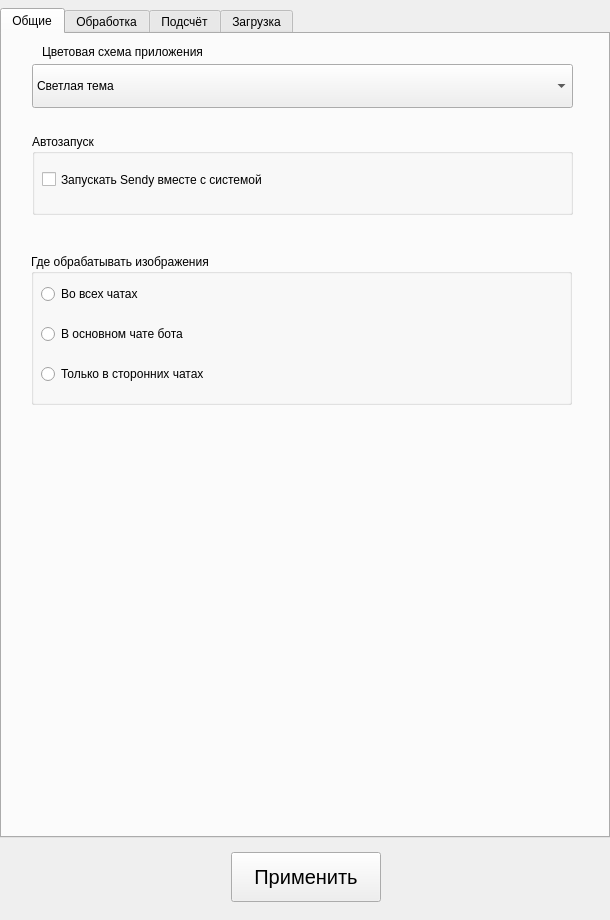
Before: the Qt Designer form cropper/ui/settings.ui in andrey-david/Sendy, drawn with Qt 5.
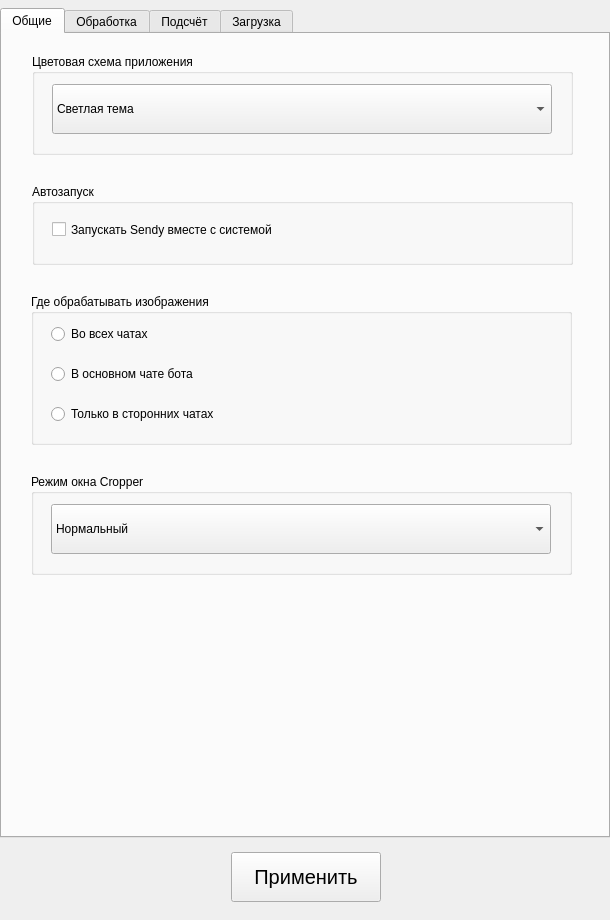
After: the same form once the commit is applied.

Commit message: feat: add window state selection

```diff
--- a/cropper/ui/settings.ui
+++ b/cropper/ui/settings.ui
@@ -86,55 +86,11 @@
        <attribute name="title">
         <string>Общие</string>
        </attribute>
-       <widget class="QComboBox" name="comboBox_theme">
-        <property name="geometry">
-         <rect>
-          <x>30</x>
-          <y>30</y>
-          <width>541</width>
-          <height>44</height>
-         </rect>
-        </property>
-        <property name="maximumSize">
-         <size>
-          <width>16777215</width>
-          <height>44</height>
-         </size>
-        </property>
-        <item>
-         <property name="text">
-          <string>Светлая тема</string>
-         </property>
-        </item>
-        <item>
-         <property name="text">
-          <string>Тёмная тема</string>
-         </property>
-        </item>
-        <item>
-         <property name="text">
-          <string>Розовая тема</string>
-         </property>
-        </item>
-       </widget>
-       <widget class="QLabel" name="label_10">
-        <property name="geometry">
-         <rect>
-          <x>40</x>
-          <y>10</y>
-          <width>361</width>
-          <height>16</height>
-         </rect>
-        </property>
-        <property name="text">
-         <string>Цветовая схема приложения</string>
-        </property>
-       </widget>
        <widget class="QGroupBox" name="groupBox_8">
         <property name="geometry">
          <rect>
           <x>30</x>
-          <y>100</y>
+          <y>150</y>
           <width>541</width>
           <height>81</height>
          </rect>
@@ -145,9 +101,9 @@
         <widget class="QCheckBox" name="checkBox">
          <property name="geometry">
           <rect>
-           <x>10</x>
+           <x>20</x>
            <y>20</y>
-           <width>521</width>
+           <width>491</width>
            <height>51</height>
           </rect>
          </property>
@@ -166,7 +122,7 @@
         <property name="geometry">
          <rect>
           <x>29</x>
-          <y>220</y>
+          <y>260</y>
           <width>541</width>
           <height>151</height>
          </rect>
@@ -177,9 +133,9 @@
         <widget class="QRadioButton" name="radioButton">
          <property name="geometry">
           <rect>
-           <x>10</x>
+           <x>20</x>
            <y>30</y>
-           <width>521</width>
+           <width>491</width>
            <height>20</height>
           </rect>
          </property>
@@ -193,9 +149,9 @@
         <widget class="QRadioButton" name="radioButton_2">
          <property name="geometry">
           <rect>
-           <x>10</x>
+           <x>20</x>
            <y>70</y>
-           <width>521</width>
+           <width>491</width>
            <height>20</height>
           </rect>
          </property>
@@ -206,9 +162,9 @@
         <widget class="QRadioButton" name="radioButton_3">
          <property name="geometry">
           <rect>
-           <x>10</x>
+           <x>20</x>
            <y>110</y>
-           <width>521</width>
+           <width>491</width>
            <height>20</height>
           </rect>
          </property>
@@ -217,6 +173,99 @@
          </property>
         </widget>
        </widget>
+       <widget class="QGroupBox" name="groupBox_10">
+        <property name="geometry">
+         <rect>
+          <x>29</x>
+          <y>440</y>
+          <width>541</width>
+          <height>101</height>
+         </rect>
+        </property>
+        <property name="title">
+         <string>Режим окна Cropper</string>
+        </property>
+        <widget class="QComboBox" name="comboBox">
+         <property name="geometry">
+          <rect>
+           <x>20</x>
+           <y>30</y>
+           <width>500</width>
+           <height>50</height>
+          </rect>
+         </property>
+         <property name="minimumSize">
+          <size>
+           <width>500</width>
+           <height>50</height>
+          </size>
+         </property>
+         <item>
+          <property name="text">
+           <string>Нормальный</string>
+          </property>
+         </item>
+         <item>
+          <property name="text">
+           <string>Максимизированный</string>
+          </property>
+         </item>
+         <item>
+          <property name="text">
+           <string>Полноэкрынный</string>
+          </property>
+         </item>
+         <item>
+          <property name="text">
+           <string>Поверх всех окон</string>
+          </property>
+         </item>
+        </widget>
+       </widget>
+       <widget class="QGroupBox" name="groupBox_11">
+        <property name="geometry">
+         <rect>
+          <x>30</x>
+          <y>20</y>
+          <width>541</width>
+          <height>101</height>
+         </rect>
+        </property>
+        <property name="title">
+         <string>Цветовая схема приложения</string>
+        </property>
+        <widget class="QComboBox" name="comboBox_theme">
+         <property name="geometry">
+          <rect>
+           <x>20</x>
+           <y>30</y>
+           <width>500</width>
+           <height>50</height>
+          </rect>
+         </property>
+         <property name="maximumSize">
+          <size>
+           <width>500</width>
+           <height>50</height>
+          </size>
+         </property>
+         <item>
+          <property name="text">
+           <string>Светлая тема</string>
+          </property>
+         </item>
+         <item>
+          <property name="text">
+           <string>Тёмная тема</string>
+          </property>
+         </item>
+         <item>
+          <property name="text">
+           <string>Розовая тема</string>
+          </property>
+         </item>
+        </widget>
+       </widget>
       </widget>
       <widget class="QWidget" name="tab_2">
        <attribute name="title">
```
The commit also changes 1 other file.
